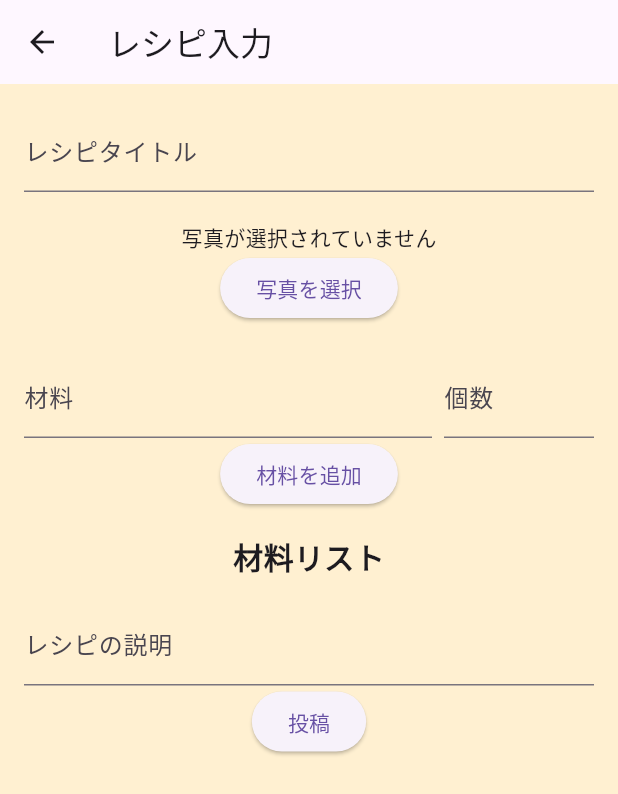
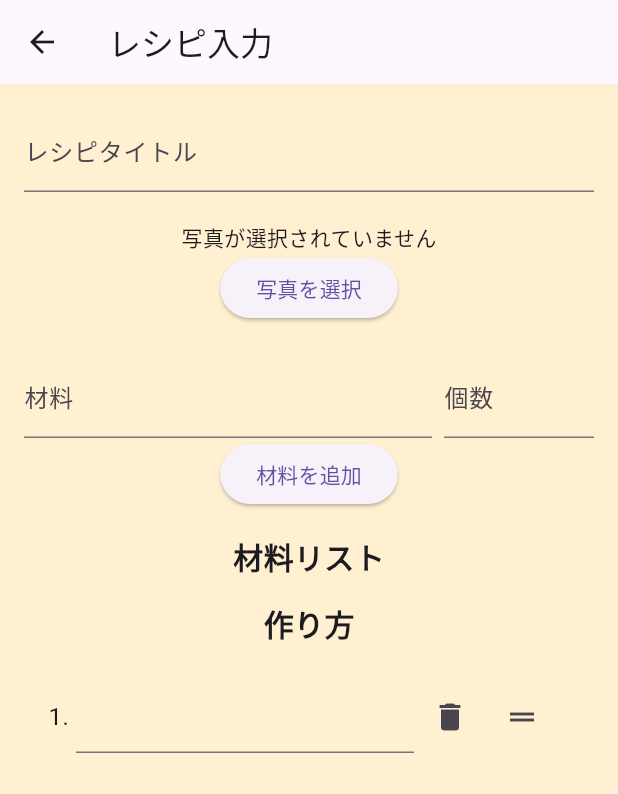
Before and after one commit to garden905/OryoriMemorun, a Flutter app: the RecipeInputPage screen opened directly, on a phone screen of 412 x 824 dp. Shown: the top 794 px of the screen. Run offline on Flutter 3.47's test engine with Material 3 defaults, Android fonts, the phone set to English and light mode, and no system bars; our stand-ins replace image_picker, sqflite; missing offline and left inert: flutter_reorderable_list; accounts and stored records are empty.

Commit message:
レシピ作り方入力機能を追加しました

```diff
--- a/lib/recipe_input_page.dart
+++ b/lib/recipe_input_page.dart
@@ -1,6 +1,7 @@
 import 'package:flutter/material.dart';
 import 'package:image_picker/image_picker.dart';
 import 'dart:io';
+import 'package:flutter_reorderable_list/flutter_reorderable_list.dart';
 
 class RecipeInputPage extends StatefulWidget {
   const RecipeInputPage({Key? key}) : super(key: key); // keyパラメータを追加
@@ -18,6 +19,7 @@ class _RecipeInputPageState extends State<RecipeInputPage> {
   List<Map<String, String>> _ingredients = []; // 材料と個数のリスト
   final TextEditingController _ingredientController = TextEditingController();
   final _quantityController = TextEditingController(); // 個数入力用のコントローラ
+  List<String> _steps = ['']; // 初期状態で1つの空のステップを追加
 
   Future<void> _pickImage() async {
     final pickedFile = await _picker.pickImage(source: ImageSource.gallery);
@@ -43,6 +45,41 @@ class _RecipeInputPageState extends State<RecipeInputPage> {
   void _removeIngredient(int index) {
     setState(() {
       _ingredients.removeAt(index);
+    });
+  }
+
+  void _addStep() {
+    // すべてのステップが空でないことを確認
+    if (_steps.every((step) => step.isNotEmpty)) {
+      setState(() {
+        _steps.add('');
+      });
+    } else {
+      ScaffoldMessenger.of(context).showSnackBar(
+        const SnackBar(content: Text('全ての作り方を入力してください')),
+      );
+    }
+  }
+
+  void _removeStep(int index) {
+    setState(() {
+      if (_steps.length > 1) {
+        _steps.removeAt(index);
+      } else {
+        ScaffoldMessenger.of(context).showSnackBar(
+          const SnackBar(content: Text('少なくとも1つの作り方を残してください')),
+        );
+      }
+    });
+  }
+
+  void _onReorder(int oldIndex, int newIndex) {
+    setState(() {
+      if (newIndex > oldIndex) {
+        newIndex -= 1;
+      }
+      final item = _steps.removeAt(oldIndex);
+      _steps.insert(newIndex, item);
     });
   }
 
@@ -121,12 +158,58 @@ class _RecipeInputPageState extends State<RecipeInputPage> {
                   },
                 ),
                 SizedBox(height: 16.0),
+                Text(
+                  '作り方',
+                  style: TextStyle(fontSize: 20, fontWeight: FontWeight.bold),
+                ),
+                SizedBox(height: 16.0),
+                Container(
+                  height: 400, // 必要に応じて高さを調整
+                  child: ReorderableListView(
+                    onReorder: _onReorder,
+                    children: List.generate(
+                      _steps.length,
+                      (index) {
+                        return ListTile(
+                          key: ValueKey(_steps[index]),
+                          title: Row(
+                            children: [
+                              Text('${index + 1}. '),
+                              Expanded(
+                                child: TextFormField(
+                                  initialValue: _steps[index],
+                                  onChanged: (value) {
+                                    _steps[index] = value;
+                                  },
+                                ),
+                              ),
+                              IconButton(
+                                icon: Icon(Icons.delete),
+                                onPressed: () => _removeStep(index),
+                              ),
+                              IconButton(
+                                icon: const Icon(Icons.drag_handle),
+                                onPressed: () {}, // ドラッグハンドルとして機能
+                              ),
+                            ],
+                          ),
+                        );
+                      },
+                    ),
+                  ),
+                ),
+                ElevatedButton(
+                  onPressed: _addStep,
+                  child: const Text('作り方を追加'),
+                ),
+                SizedBox(height: 16.0),
                 TextFormField(
                   decoration: InputDecoration(labelText: 'レシピの説明'),
                   onSaved: (value) {
                     _recipeDiscription = value!;
                   },
                 ),
+                SizedBox(height: 16.0),
                 ElevatedButton(
                   onPressed: () {
                     if (_formKey.currentState!.validate()) {
--- a/pubspec.yaml
+++ b/pubspec.yaml
@@ -19,6 +19,7 @@ dependencies:
   path_provider: ^2.0.11
   sqflite: ^2.0.0+4
   path: ^1.8.0
+  flutter_reorderable_list: ^1.3.1
 
 dev_dependencies:
   flutter_test:
```
Also changed, not shown: pubspec.lock.
